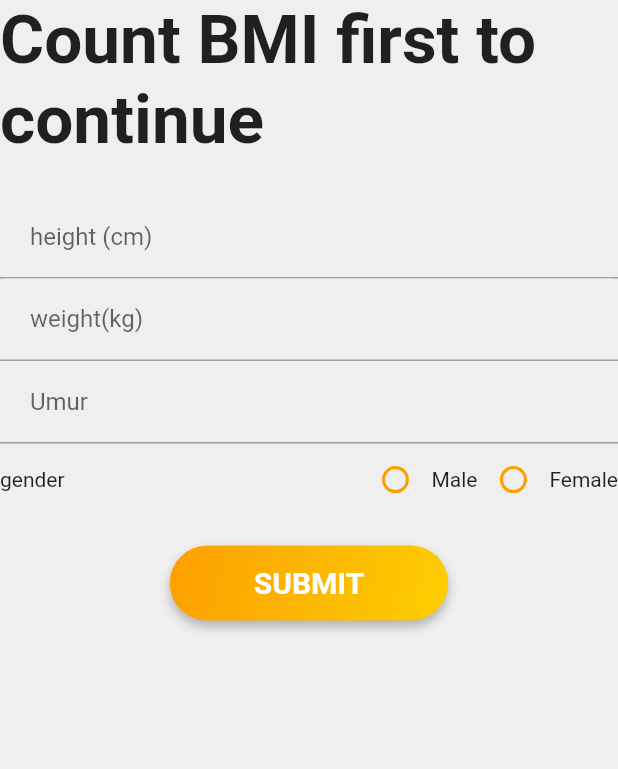
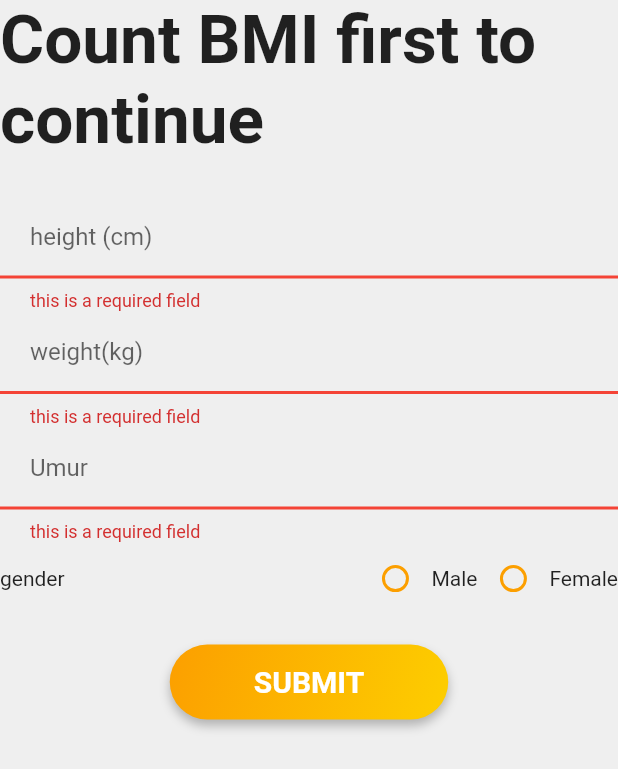
Before and after one commit to zahronurobbyashari/monitoring-kalori, a Flutter app: the HitungBmiView screen opened by its route, after a tap on "SUBMIT", on a phone screen of 412 x 824 dp. Shown: the top 769 px of the screen. Run offline on Flutter 3.47's test engine with Material 2 defaults, Android fonts, the phone set to English and light mode, and no system bars; our stand-ins replace cloud_firestore, firebase_auth, firebase_core, get, hexcolor, select_form_field; accounts and stored records are empty.

Commit message:
[IMPROVE] textfield : text input formatter & validation

```diff
--- a/lib/app/data/theme/appTheme.dart
+++ b/lib/app/data/theme/appTheme.dart
@@ -15,6 +15,7 @@ class FormHelper {
   InputDecoration textInputDecoration(
       [String labelText = "", String hintText = ""]) {
     return InputDecoration(
+
       labelText: labelText,
       hintText: hintText,
       fillColor: appThemeData.backgroundColor,
--- a/lib/app/modules/hitung_bmi/controllers/hitung_bmi_controller.dart
+++ b/lib/app/modules/hitung_bmi/controllers/hitung_bmi_controller.dart
@@ -1,3 +1,5 @@
+// ignore_for_file: prefer_interpolation_to_compose_strings, avoid_print
+
 import 'dart:math';
 
 import 'package:cloud_firestore/cloud_firestore.dart';
@@ -5,9 +7,6 @@ import 'package:flutter/material.dart';
 import 'package:get/get.dart';
 
 class HitungBmiController extends GetxController {
-  //TODO: Implement HitungBmiController
-
-  final count = 0.obs;
   var selectedGender = ''.obs;
 
   final bmiFormKey = GlobalKey<FormState>();
@@ -25,46 +24,53 @@ class HitungBmiController extends GetxController {
     print(selectedGender.value);
   }
 
+  String? Validates(String value) {
+    if (isWhiteSpace(value)) {
+      return "this is a required field";
+    }
+    return null;
+  }
+
+  bool isWhiteSpace(String value) => value.trim().isEmpty;
+
   void calcBMI() async {
-    CollectionReference userBMI = firestore.collection('bmi');
+    CollectionReference userCalory = firestore.collection('userCalory');
     final isValid = bmiFormKey.currentState!.validate();
     if (!isValid) {
       return;
     }
     bmiFormKey.currentState!.save();
-    print("height : " + height.toString());
-    print("weight : " + weight.toString());
-    print("age : " + age.toString());
-    print(selectedGender);
+
     double bmi = weight / pow(height / 100, 2);
-    print(bmi);
-    if (bmi == 0 && bmi <= 15.0)
+
+    if (bmi == 0 && bmi <= 15.0) {
       bmiLabel = "terlalu sangat kurus";
-    else if (bmi >= 15.0 && bmi <= 16.0)
+    } else if (bmi >= 15.0 && bmi <= 16.0) {
       bmiLabel = "sangat kurus";
-    else if (bmi >= 16.0 && bmi <= 18.5)
+    } else if (bmi >= 16.0 && bmi <= 18.5) {
       bmiLabel = "kurus";
-    else if (bmi >= 18.5 && bmi <= 25.0)
+    } else if (bmi >= 18.5 && bmi <= 25.0) {
       bmiLabel = "normal";
-    else if (bmi >= 25.0 && bmi <= 30.0)
+    } else if (bmi >= 25.0 && bmi <= 30.0) {
       bmiLabel = "gemuk";
-    else if (bmi >= 30.0 && bmi <= 35.0)
+    } else if (bmi >= 30.0 && bmi <= 35.0) {
       bmiLabel = "cukup gemuk";
-    else if (bmi >= 35.0 && bmi <= 40.0)
+    } else if (bmi >= 35.0 && bmi <= 40.0) {
       bmiLabel = "sangat gemuk";
-    else
+    } else {
       bmiLabel = "obesitas";
+    }
     try {
-      await userBMI
+      await userCalory
           .add({
-            'height': heightc.text,
-            'weight': weightc.text,
-            'age': agec.text,
+            'height': height,
+            'weight': weight,
+            'age': age,
             'gender': selectedGender.toString(),
             'bmi': bmi,
             'bmi label': bmiLabel
           })
-          .then((value) => print("User Added"))
+          .then((value) => print("ok"))
           .catchError((error) => print("Failed to add bmi : $error"));
     } catch (e) {
       print(e);
@@ -91,6 +97,4 @@ class HitungBmiController extends GetxController {
   void onClose() {
     super.onClose();
   }
-
-  void increment() => count.value++;
 }
--- a/lib/app/modules/hitung_bmi/views/hitung_bmi_view.dart
+++ b/lib/app/modules/hitung_bmi/views/hitung_bmi_view.dart
@@ -1,6 +1,7 @@
-// ignore_for_file: prefer_const_literals_to_create_immutables
+// ignore_for_file: prefer_const_literals_to_create_immutables, avoid_unnecessary_containers, prefer_const_constructors
 
 import 'package:flutter/material.dart';
+import 'package:flutter/services.dart';
 
 import 'package:get/get.dart';
 import 'package:monitoring_kalori/app/data/theme/appTheme.dart';
@@ -52,72 +53,17 @@ class HitungBmiView extends GetView<HitungBmiController> {
                       key: controller.bmiFormKey,
                       child: Column(
                         children: [
-                          TextFormField(
-                            controller: controller.heightc,
-                            decoration: FormHelper().textInputDecoration(
-                              'height (cm)',
-                              'enter your height',
-                            ),
-                            onSaved: (value) =>
-                                controller.height = int.parse(value!),
-                            keyboardType: TextInputType.number,
-                          ),
-                          TextFormField(
-                            controller: controller.weightc,
-                            decoration: FormHelper().textInputDecoration(
-                              'weight(kg)',
-                              'enter your weight',
-                            ),
-                            onSaved: (value) =>
-                                controller.weight = int.parse(value!),
-                          ),
-                          TextFormField(
-                            controller: controller.agec,
-                            decoration: FormHelper().textInputDecoration(
-                              'Umur',
-                              'enter your umur',
-                            ),
-                            onSaved: (value) =>
-                                controller.age = int.parse(value!),
-                          ),
+                          heightField(),
+                          weightField(),
+                          ageField(),
                           Container(
                             child: Row(
                               children: [
                                 Expanded(
                                   child: Text('gender'),
                                 ),
-                                Row(
-                                  children: [
-                                    Obx(() => Radio(
-                                          value: "Male",
-                                          groupValue:
-                                              controller.selectedGender.value,
-                                          onChanged: (value) {
-                                            controller.onChangeGender(value);
-                                          },
-                                          activeColor: appThemeData.accentColor,
-                                          fillColor: MaterialStateProperty.all(
-                                              appThemeData.primaryColor),
-                                        )),
-                                    Text("Male"),
-                                  ],
-                                ),
-                                Row(
-                                  children: [
-                                    Obx(() => Radio(
-                                          value: "Female",
-                                          groupValue:
-                                              controller.selectedGender.value,
-                                          onChanged: (value) {
-                                            controller.onChangeGender(value);
-                                          },
-                                          activeColor: appThemeData.accentColor,
-                                          fillColor: MaterialStateProperty.all(
-                                              appThemeData.primaryColor),
-                                        )),
-                                    Text("Female"),
-                                  ],
-                                )
+                                radioMale(),
+                                radioFemale(),
                               ],
                             ),
                           ),
@@ -151,4 +97,89 @@ class HitungBmiView extends GetView<HitungBmiController> {
           ),
         ));
   }
+
+  Widget heightField() {
+    return TextFormField(
+      controller: controller.heightc,
+      inputFormatters: [
+        FilteringTextInputFormatter.allow(RegExp(r'[0-9]')),
+        LengthLimitingTextInputFormatter(3),
+      ],
+      decoration: FormHelper().textInputDecoration(
+        'height (cm)',
+        'enter your height',
+      ),
+      onSaved: (value) => controller.height = int.parse(value!),
+      keyboardType: TextInputType.number,
+      validator: (value) => controller.Validates(value!),
+    );
+  }
+
+  Widget weightField() {
+    return TextFormField(
+      inputFormatters: [
+        LengthLimitingTextInputFormatter(3),
+        FilteringTextInputFormatter.allow(RegExp(r'[0-9]')),
+      ],
+      controller: controller.weightc,
+      decoration: FormHelper().textInputDecoration(
+        'weight(kg)',
+        'enter your weight',
+      ),
+      onSaved: (value) => controller.weight = int.parse(value!),
+      keyboardType: TextInputType.number,
+      validator: (value) => controller.Validates(value!),
+    );
+  }
+
+  Widget ageField() {
+    return TextFormField(
+      inputFormatters: [
+        FilteringTextInputFormatter.allow(RegExp(r'[0-9]')),
+        LengthLimitingTextInputFormatter(2),
+      ],
+      controller: controller.agec,
+      decoration: FormHelper().textInputDecoration(
+        'Umur',
+        'enter your umur',
+      ),
+      onSaved: (value) => controller.age = int.parse(value!),
+      keyboardType: TextInputType.number,
+      validator: (value) => controller.Validates(value!),
+    );
+  }
+
+  Widget radioMale() {
+    return Row(
+      children: [
+        Obx(() => Radio(
+              value: "Male",
+              groupValue: controller.selectedGender.value,
+              onChanged: (value) {
+                controller.onChangeGender(value);
+              },
+              activeColor: appThemeData.accentColor,
+              fillColor: MaterialStateProperty.all(appThemeData.primaryColor),
+            )),
+        Text("Male"),
+      ],
+    );
+  }
+
+  Widget radioFemale() {
+    return Row(
+      children: [
+        Obx(() => Radio(
+              value: "Female",
+              groupValue: controller.selectedGender.value,
+              onChanged: (value) {
+                controller.onChangeGender(value);
+              },
+              activeColor: appThemeData.accentColor,
+              fillColor: MaterialStateProperty.all(appThemeData.primaryColor),
+            )),
+        Text("Female"),
+      ],
+    );
+  }
 }
```
